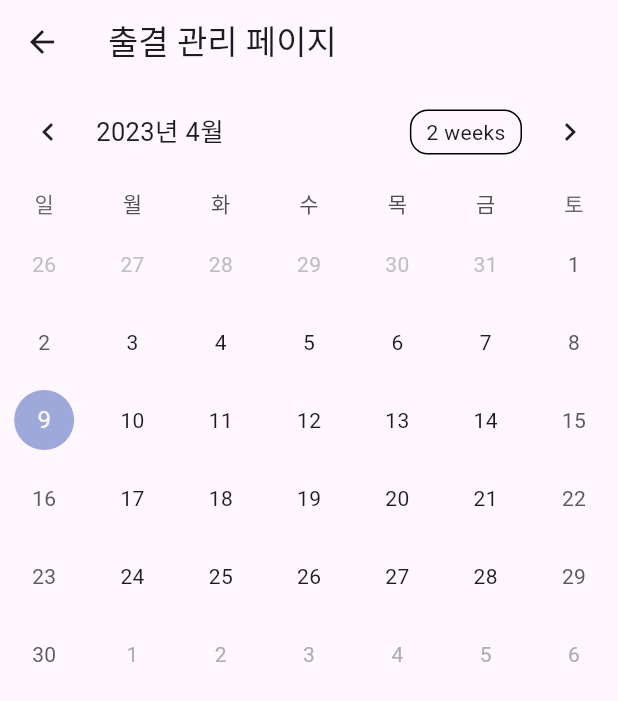
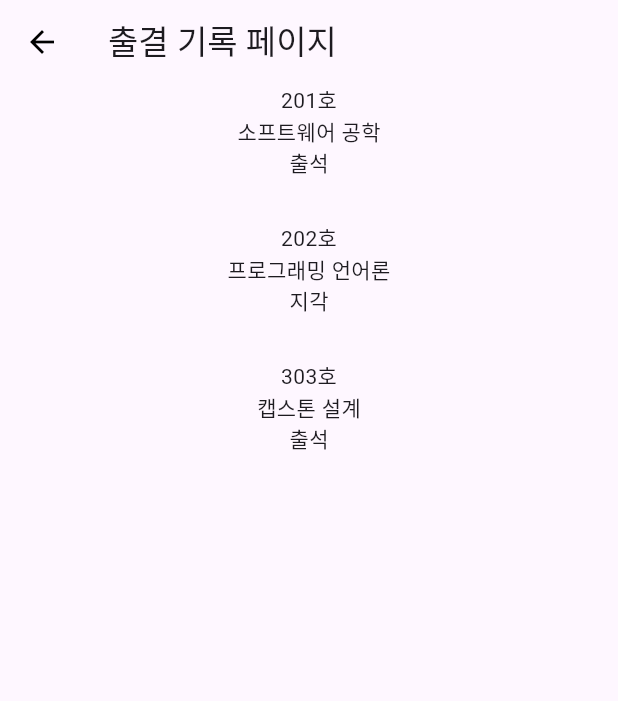
Before and after one commit to SUVID-18/check_attendance_student, a Flutter app: the AttendanceHistoryPage screen opened by its route, on a phone screen of 412 x 824 dp. Shown: the top 701 px of the screen. Run offline on Flutter 3.47's test engine with Material 2 defaults, Android fonts, the phone set to English and light mode, and no system bars; drawn by our look-alikes of table_calendar; our stand-ins replace go_router.

Commit message:
#14 기록 표시 페이지 전체적인 수정 및 구현 완료

```diff
--- a/lib/view/attendance_history.dart
+++ b/lib/view/attendance_history.dart
@@ -1,5 +1,4 @@
 import 'package:flutter/material.dart';
-import 'package:table_calendar/table_calendar.dart';
 
 /// 출결 기록을 확인하는 페이지 입니다.
 ///
@@ -12,40 +11,75 @@ class AttendanceHistoryPage extends StatefulWidget {
   State<AttendanceHistoryPage> createState() => _AttendanceHistoryPageState();
 }
 
-class Event {
-  String title;
-  bool complete;
-  Event(this.title, this.complete);
-
-  @override
-  String toString() => title;
-}
-
-Map<DateTime,dynamic> eventSource = {
-  DateTime(2023,4,3) : [Event('5분 기도하기',false),Event('교회 가서 인증샷 찍기',true),Event('QT하기',true),Event('셀 모임하기',false),],
-  DateTime(2023,4,4) : [Event('5분 기도하기',false),Event('치킨 먹기',true),Event('QT하기',true),Event('셀 모임하기',false),],
-  DateTime(2023,4,5) : [Event('5분 기도하기',false),Event('자기 셀카 올리기',true),Event('QT하기',false),Event('셀 모임하기',false),],
-  DateTime(2023,4,11) : [Event('5분 기도하기',false),Event('가족과 저녁식사 하기',true),Event('QT하기',true)],
-  DateTime(2023,4,13) : [Event('5분 기도하기',false),Event('교회 가서 인증샷 찍기',true),Event('QT하기',false),Event('셀 모임하기',false),],
-  DateTime(2023,4,15) : [Event('5분 기도하기',false),Event('치킨 먹기',false),Event('QT하기',true),Event('셀 모임하기',false),],
-  DateTime(2023,4,18) : [Event('5분 기도하기',false),Event('자기 셀카 올리기',true),Event('QT하기',false),Event('셀 모임하기',false),],
-  DateTime(2023,4,20) : [Event('5분 기도하기',true),Event('자기 셀카 올리기',true),Event('QT하기',true),Event('셀 모임하기',true),],
-  DateTime(2023,4,21) : [Event('5분 기도하기',false),Event('가족과 저녁식사 하기',true),Event('QT하기',false)]
-};
 
 class _AttendanceHistoryPageState extends State<AttendanceHistoryPage> {
+  ///강의실 리스트
+  ///강의실 번호, 과목명, 교수 이름, 출석여부가 포함되어있는 리스트임
+  List<Map<String, dynamic>> _dataList = [
+    {'number': '201호', 'subject': '소프트웨어 공학','professor': '고혁진 교수' ,'attendanceCheck': '출석'},
+    {'number': '202호', 'subject': '프로그래밍 언어론','professor': '조영일 교수', 'attendanceCheck': '지각'},
+    {'number': '303호', 'subject': '캡스톤 설계','professor': '문승진 교수', 'attendanceCheck': '출석'},
+  ];
+
   @override
   Widget build(BuildContext context) {
     return Scaffold(
+      //appBar 부분
       appBar: AppBar(
-        title: Text('출결 관리 페이지'),
+          title: Text("출결 기록 페이지"),
+          leading: IconButton(
+            onPressed: ()=>Navigator.pop(context,"/"),
+            icon: Icon(
+                Icons.arrow_back,
+                color: Colors.black
+            ),
+          )
       ),
-      body: TableCalendar(
-        focusedDay: DateTime.now(),
-        firstDay: DateTime(2023,4,1),
-        lastDay: DateTime(2023,12,31),
-        locale: 'ko-KR',
-        daysOfWeekHeight: 30,
-      ));
+
+      //ListView를 사용해 리스트를 동적으로 나타내도록 함
+      body: ListView.builder(
+        ///리스트의 길이 만큼 카운트
+        itemCount: _dataList.length,
+
+        ///위젯을 인덱스 만큼 만들도록 함
+        itemBuilder: (context, index) {
+          ///출결 한 기록을 탭하여 세부 정보를 볼 수 있는 gesturedetector
+          ///alertDialog를 통해 강의실 번호를 입력 받아 확인시 업로드가 된다
+          return GestureDetector(
+            onTap: (){
+              showDialog(context: context,
+                  builder: (BuildContext context)=>
+                      AlertDialog(
+                          title: Text("출결 정보"),
+                          content: Column(
+                            children: [
+                              Text("과목명: "+_dataList[index]['subject']),
+                              Text("교수 명: "+_dataList[index]['professor']),
+                              Text("출석 여부: "+_dataList[index]['attendanceCheck'])
+                            ]
+                          ),
+                          ///확인 버튼임
+                          //아직 입력 받아 리스트에 추가하는것 구현 안함
+                          actions: <Widget>[
+                            TextButton(onPressed: (){
+                              Navigator.pop(context);},
+                                child: Text('확인'))
+                          ]
+                    )
+              );
+            },
+            ///실제 나타나는 출결 목록들
+            child: Column(
+              children: [
+                Text(_dataList[index]['number']),
+                Text(_dataList[index]['subject']),
+                Text(_dataList[index]['attendanceCheck']),
+                SizedBox(height: 30),
+              ],
+            ),
+          );
+        },
+      ),
+    );
   }
 }
```
